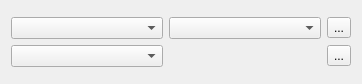
RinatB2017/mega_GIT, file Qt/lib2/serial5/sendbox5/src/ui/sendbox5.ui: the form before one commit.
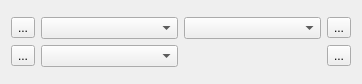
The form after the commit.

Diff of the .ui file:
```diff
--- a/Qt/lib2/serial5/sendbox5/src/ui/sendbox5.ui
+++ b/Qt/lib2/serial5/sendbox5/src/ui/sendbox5.ui
@@ -16,29 +16,43 @@
   <layout class="QVBoxLayout" name="verticalLayout">
    <item>
     <layout class="QGridLayout" name="gridLayout">
-     <item row="0" column="0">
-      <widget class="QComboBox" name="cb_send_text"/>
-     </item>
-     <item row="0" column="1">
-      <widget class="QComboBox" name="append_comboBox"/>
-     </item>
-     <item row="1" column="0">
+     <item row="1" column="1">
       <widget class="QComboBox" name="cb_send_bin"/>
      </item>
+     <item row="0" column="1">
+      <widget class="QComboBox" name="cb_send_text"/>
+     </item>
      <item row="0" column="2">
+      <widget class="QComboBox" name="append_comboBox"/>
+     </item>
+     <item row="0" column="3">
       <widget class="QToolButton" name="btn_send_text">
        <property name="text">
         <string>...</string>
        </property>
       </widget>
      </item>
-     <item row="1" column="2">
+     <item row="1" column="3">
       <widget class="QToolButton" name="btn_send_bin">
        <property name="text">
         <string>...</string>
        </property>
       </widget>
      </item>
+     <item row="0" column="0">
+      <widget class="QToolButton" name="btn_send_text_remove">
+       <property name="text">
+        <string>...</string>
+       </property>
+      </widget>
+     </item>
+     <item row="1" column="0">
+      <widget class="QToolButton" name="btn_send_bin_remove">
+       <property name="text">
+        <string>...</string>
+       </property>
+      </widget>
+     </item>
     </layout>
    </item>
   </layout>
```
Left out of the diff: 9 changed lines with no effect on the pictures.
